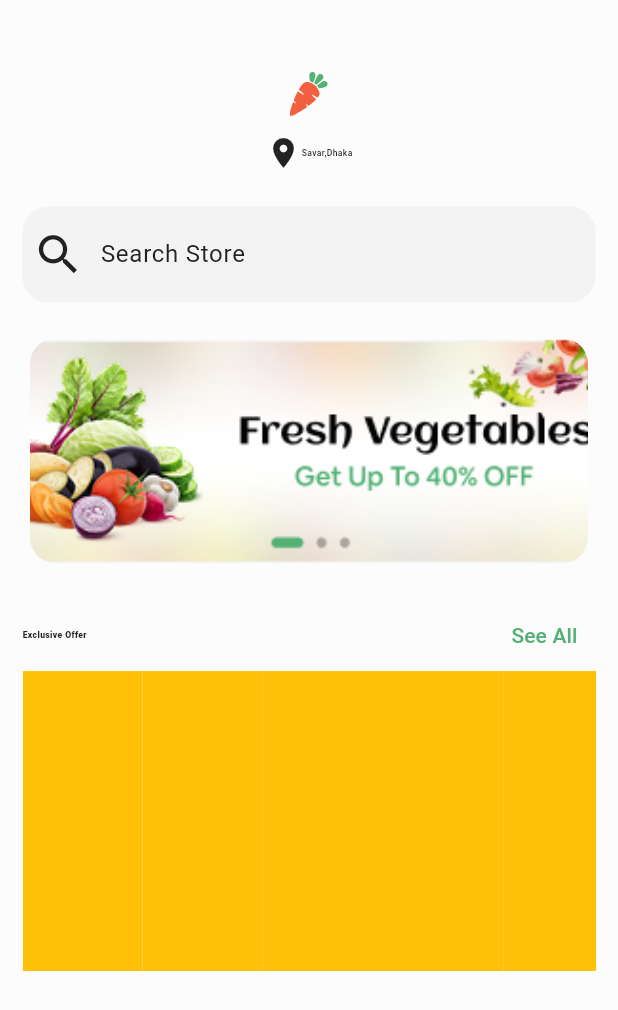
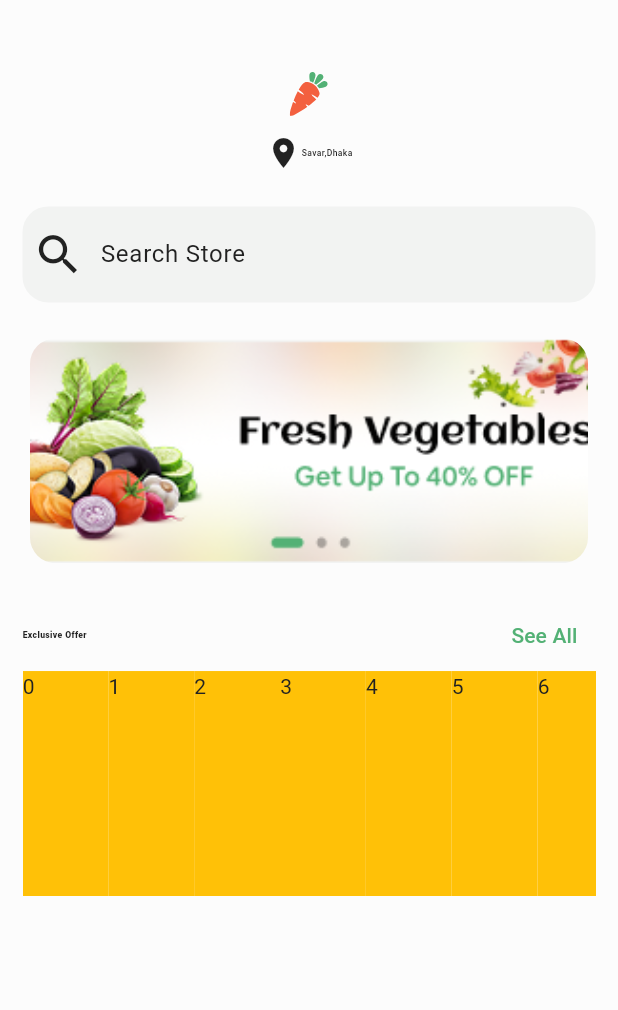
Before and after one commit to mahmud5658/nectar, a Flutter app: the ShopView screen opened by its route, on a phone screen of 412 x 824 dp. Shown: the top 1010 px of the screen. Run offline on Flutter 3.47's test engine with Material 3 defaults, Android fonts, the phone set to English and light mode, and no system bars; drawn by our look-alikes of carousel_slider; our stand-ins replace device_preview, flutter_screenutil, flutter_svg, get.

```diff
--- a/lib/app.dart
+++ b/lib/app.dart
@@ -10,7 +10,7 @@ class Nectar extends StatelessWidget {
   Widget build(BuildContext context) {
     return GetMaterialApp(
       debugShowCheckedModeBanner: false,
-      initialRoute: Routes.SHOP,
+      initialRoute: Routes.SPLASH,
       getPages: AppPages.routes,
       theme: theme,
       themeMode: ThemeMode.light,
--- a/lib/app/theme/theme.dart
+++ b/lib/app/theme/theme.dart
@@ -33,4 +33,8 @@ ThemeData theme = ThemeData(
       focusedBorder: OutlineInputBorder(
           borderRadius: BorderRadius.circular(15.r),
           borderSide: BorderSide(color: AppColors.primaryColor)),
-    ));
+    ),
+    progressIndicatorTheme: ProgressIndicatorThemeData(
+      color: Colors.white,
+    )
+    );
--- a/lib/modules/shop/views/shop_view.dart
+++ b/lib/modules/shop/views/shop_view.dart
@@ -11,7 +11,8 @@ class ShopView extends StatelessWidget {
   @override
   Widget build(BuildContext context) {
     return Scaffold(
-      body: Padding(
+      body: SingleChildScrollView(
+        child: Padding(
           padding: const EdgeInsets.only(left: 15, right: 15),
           child: Column(
             children: [
@@ -58,24 +59,24 @@ class ShopView extends StatelessWidget {
                 ],
               ),
               SizedBox(
-              height: 200,
-              child: ListView.separated(
+                height: 150,
+                child: ListView.builder(
                   scrollDirection: Axis.horizontal,
+                  shrinkWrap: true,
                     itemBuilder: (context, index) {
                       return Container(
-                      height: 100.h,
-                      width: 70.w,
+                        width: 50.w,
                         decoration: BoxDecoration(
                           color: Colors.amber
                         ),
+                        child: Text("$index"),
                       );
                     },
-                  separatorBuilder: (context, index) => SizedBox(
-                        height: 10,
-                      ),
-                  itemCount: 10),
+
+                    itemCount: 100),
               )
             ],
+          ),
         ),
       ),
     );
--- a/lib/modules/splash/controller/splash_controller.dart
+++ b/lib/modules/splash/controller/splash_controller.dart
@@ -4,7 +4,7 @@ class SplashController extends GetxController {
   @override
   void onInit() async {
     await Future.delayed(Duration(seconds: 2));
-    Get.offNamed(Routes.WELCOME);
+    Get.offAllNamed(Routes.WELCOME);
     super.onInit();
   }
 }
--- a/lib/modules/welcome/controllers/welcome_controller.dart
+++ b/lib/modules/welcome/controllers/welcome_controller.dart
@@ -5,7 +5,7 @@ import 'package:nectar/app/route/app_pages.dart';
 class WelcomeController extends GetxController {
   @override
   void onInit() {
-    Get.offAllNamed(Routes.LOGIN);
+    // Get.offAllNamed(Routes.LOGIN);
     super.onInit();
   }
 }
```
Also changed, not shown: lib/modules/splash/views/splash_view.dart (+26 -21 lines), 1 other file. Lines whose indentation alone changed are shown as unchanged.
